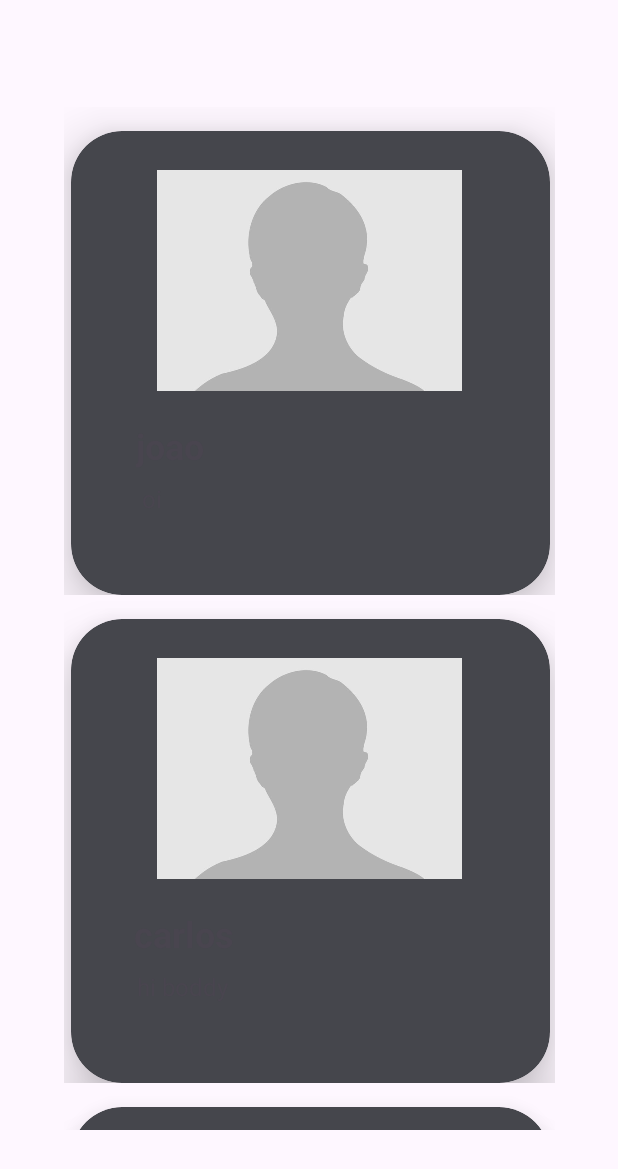
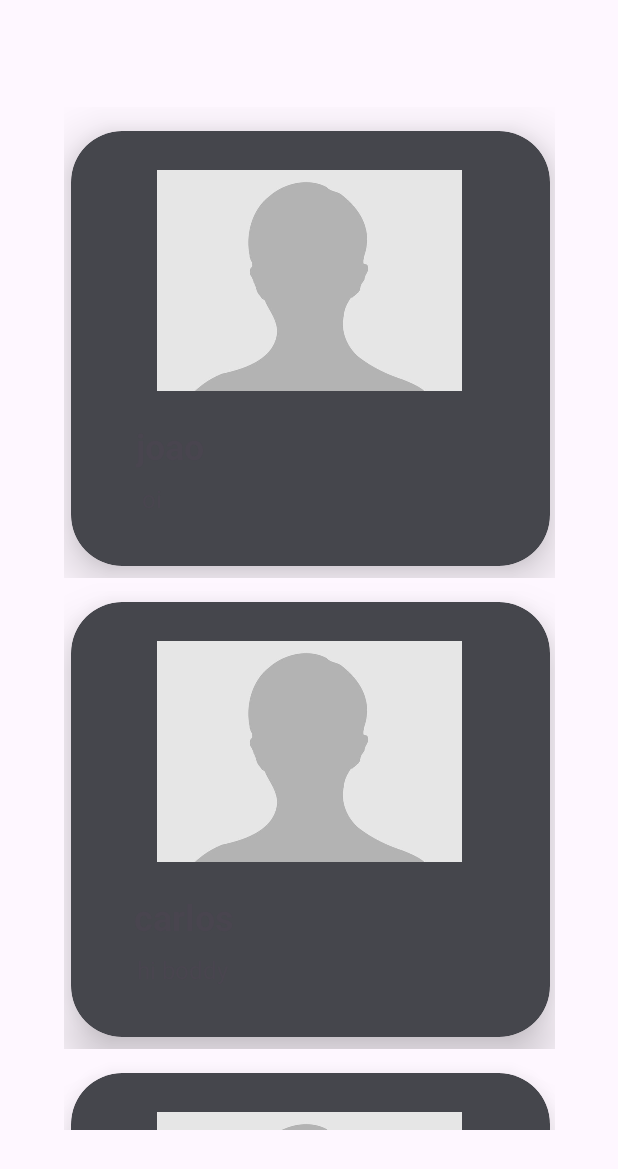
Before and after one commit to Serafimklm/RecicleReview, an Android app: the screen it shows after launch (RecicleReniew), on a phone screen of 412 x 824 dp. Shown: the top 1169 px of the screen. Run offline under Robolectric (Android 15) with nearby library versions, the phone set to English and light mode, and no system bars.

```diff
--- a/app/src/main/java/com/example/reciclereview/MensagemAdapter.kt
+++ b/app/src/main/java/com/example/reciclereview/MensagemAdapter.kt
@@ -5,12 +5,14 @@ import android.view.View
 import android.view.ViewGroup
 import android.widget.ImageView
 import android.widget.TextView
+import android.widget.Toast
 import androidx.recyclerview.widget.RecyclerView
 import androidx.recyclerview.widget.RecyclerView.Adapter
 
 // Adapter responsável por gerenciar a lista de mensagens no RecyclerView
 class MensagemAdapter(
-    private val lista: List<Mensagem>  // Lista de objetos Mensagem que será exibida
+    private val lista: List<Mensagem>,  // Lista de objetos Mensagem que será exibida
+    private val clique : () -> Unit // função de clique para exibir um Toast
 ) : Adapter<MensagemAdapter.MensagemViewHolder>() {
 
     // Classe ViewHolder que mantém referências às views de cada item da lista
@@ -22,6 +24,7 @@ class MensagemAdapter(
         val textLastMsg: TextView = intemView.findViewById(R.id.textMsg)*/
         val textNome: TextView = intemView.findViewById(R.id.TextNomeCard)      // TextView para o nome
         val textLastMsg: TextView = intemView.findViewById(R.id.TextmsgCard)    // TextView para a última mensagem
+        val ImagePerfil: ImageView = intemView.findViewById(R.id.imagePerfil) // ImageView para a imagem de perfil
 //        val textHour: TextView = intemView.findViewById(R.id.texthour)      // TextView para a hora
 
 
@@ -54,8 +57,20 @@ class MensagemAdapter(
         // Preenche as views com os dados do objeto Mensagem:
         mesagemViewHolder.textNome.text = Mensagem.nome         // Define o nome
         mesagemViewHolder.textLastMsg.text = Mensagem.ultimaMsg // Define a última mensagem
+        mesagemViewHolder.textLastMsg.text = Mensagem.ultimaMsg // Define a última mensagem
 //        mesagemViewHolder.textHour.text = Mensagem.hora         // Define a hora
 
+        //aplicacao de evento de clique
+        val context = mesagemViewHolder.ImagePerfil.context  // aqui voce passa o contexto, nesse caso e o mensagemviewholder
 
+  /*      mesagemViewHolder.ImagePerfil.setOnClickListener {
+            Toast.makeText(context, "Voce clicou na imagem de " + Mensagem.nome, Toast.LENGTH_SHORT).show()
+        }*/
+        mesagemViewHolder.textLastMsg.setOnClickListener {
+
+        }
+        mesagemViewHolder.ImagePerfil.setOnClickListener {
+            clique()
+        }
     }
 }
--- a/app/src/main/java/com/example/reciclereview/RecicleReniew.kt
+++ b/app/src/main/java/com/example/reciclereview/RecicleReniew.kt
@@ -1,11 +1,15 @@
 package com.example.reciclereview
 
 import android.annotation.SuppressLint
+import android.content.Intent
 import android.os.Bundle
+import android.widget.Toast
 import androidx.activity.enableEdgeToEdge
 import androidx.appcompat.app.AppCompatActivity
+import androidx.core.content.ContextCompat
 import androidx.core.view.ViewCompat
 import androidx.core.view.WindowInsetsCompat
+import androidx.recyclerview.widget.DividerItemDecoration
 import androidx.recyclerview.widget.GridLayoutManager
 import androidx.recyclerview.widget.LinearLayoutManager
 import androidx.recyclerview.widget.RecyclerView
@@ -33,7 +37,13 @@ class RecicleReniew : AppCompatActivity() {
 
         // Configuração do Adapter com a lista de mensagens
         rvLista.adapter = MensagemAdapter(lista)  // Define o adapter personalizado
+        {
+            Toast.makeText(this, "Abrindo a activity", Toast.LENGTH_SHORT).show()
 
+            startActivity(
+                Intent(this, LinearLayoutActivity2::class.java)  // vai para a outra activity
+            )
+        }
         // Configuração do LayoutManager (define como os itens serão organizados)
         // Layout linear (vertical por padrão), reverse serve para começar de baixo para cima, recile para ficar reciclavel
         rvLista.layoutManager = LinearLayoutManager(this, RecyclerView.VERTICAL, false)
@@ -42,6 +52,13 @@ class RecicleReniew : AppCompatActivity() {
         // Observação: O código original tinha um comentário "rvLista.layoutManager" solto
         // que foi mantido como parte da documentação do processo de desenvolvimento
 
+//      para adcionar um pequeno divisor entre os itemn
+     /*   rvLista.addItemDecoration(
+            DividerItemDecoration(
+                this,
+                RecyclerView.VERTICAL
+            )
+        )*/
 
-    }
 }
+}
--- a/app/src/main/res/layout/activity_linear_layout2.xml
+++ b/app/src/main/res/layout/activity_linear_layout2.xml
@@ -10,6 +10,7 @@
     <LinearLayout
         android:layout_width="402dp"
         android:layout_height="60dp"
+        android:layout_marginTop="16dp"
         android:orientation="horizontal"
         app:layout_constraintEnd_toEndOf="parent"
         app:layout_constraintHorizontal_bias="0.5"
@@ -17,11 +18,11 @@
         app:layout_constraintTop_toTopOf="parent">
 
         <Button
-            android:id="@+id/button"
+            android:id="@+id/activity1"
             android:layout_width="wrap_content"
             android:layout_height="wrap_content"
             android:layout_weight="1"
-            android:text="Button" />
+            android:text="Voltar pra activity" />
 
         <Button
             android:id="@+id/button2"
--- a/app/src/main/res/layout/item_cardview.xml
+++ b/app/src/main/res/layout/item_cardview.xml
@@ -7,7 +7,8 @@
 
     <androidx.cardview.widget.CardView
         android:layout_width="319dp"
-        android:layout_height="309dp"
+        android:layout_height="wrap_content"
+        android:layout_marginBottom="8dp"
         android:layout_marginStart="24dp"
         android:layout_marginTop="16dp"
         android:layout_marginEnd="24dp"
@@ -27,7 +28,7 @@
             android:layout_height="match_parent">
 
             <ImageView
-                android:id="@+id/imageView"
+                android:id="@+id/imagePerfil"
                 android:layout_width="203dp"
                 android:layout_height="147dp"
                 android:layout_marginTop="16dp"
@@ -51,7 +52,7 @@
                 app:layout_constraintEnd_toEndOf="parent"
                 app:layout_constraintHorizontal_bias="0.074"
                 app:layout_constraintStart_toStartOf="parent"
-                app:layout_constraintTop_toBottomOf="@+id/imageView" />
+                app:layout_constraintTop_toBottomOf="@+id/imagePerfil" />
 
             <TextView
 
```
Also changed, not shown: app/src/main/java/com/example/reciclereview/LinearLayoutActivity2.kt (+17 -0 lines).
